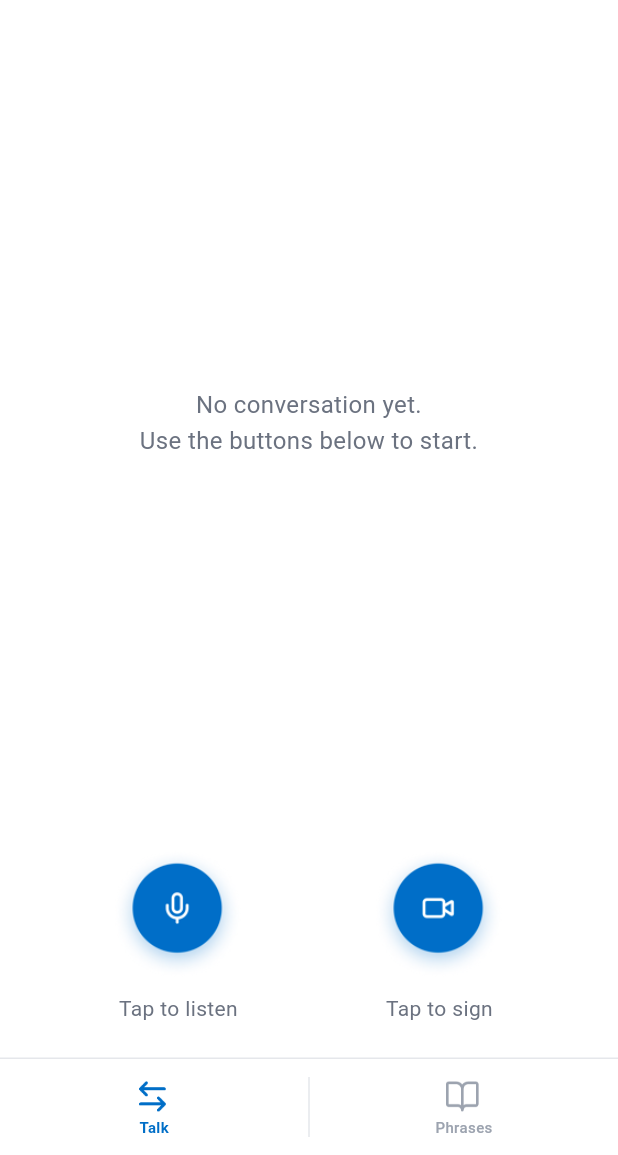
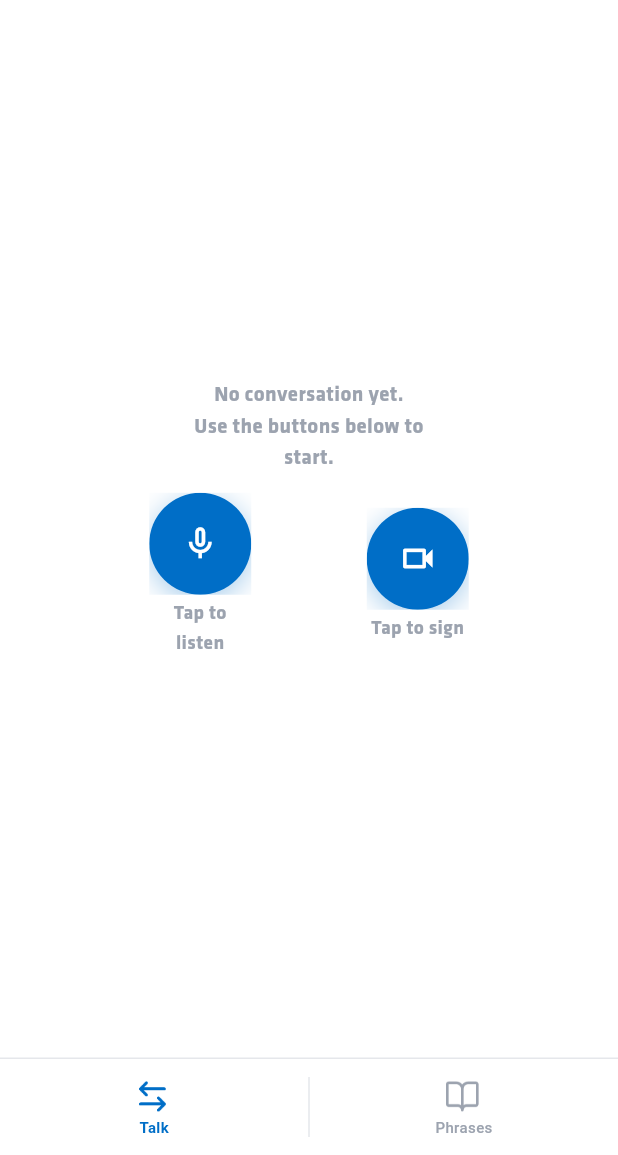
Before and after one commit to adarsh33-i/SignBridge, a Flutter app: the screen it shows after launch, on a phone screen of 412 x 824 dp, the part 81-1236 px from its top. Run offline on Flutter 3.47's test engine with Material 3 defaults, Android fonts, the light colour scheme and no system bars; our stand-ins replace flutter_svg.

Commit message:
Match Talk screen layout to Figma container specs.
Apply 14px empty state, 68px action buttons with shadow, 77px gap, and Klavika label typography.

```diff
--- a/lib/core/theme/app_colors.dart
+++ b/lib/core/theme/app_colors.dart
@@ -9,4 +9,6 @@ abstract final class AppColors {
   static const Color phraseBorder = Color(0xFFE5E7EB);
   static const Color tabInactive = Color(0xFF9CA3AF);
   static const Color emergencyRed = Color(0xFFE53935);
+  static const Color talkMutedText = Color(0xFF9CA3AF);
+  static const Color talkButtonShadow = Color(0x59006EC7);
 }
--- a/lib/core/theme/app_spacing.dart
+++ b/lib/core/theme/app_spacing.dart
@@ -31,4 +31,14 @@ abstract final class AppSpacing {
   static const double phraseTileHeight = 46;
   static const double phraseTileRadius = 16;
   static const double phraseIconGap = 12;
+
+  // Figma Talk container (375pt frame).
+  static const double talkContentPaddingTop = 12;
+  static const double talkContentPaddingH = 16;
+  static const double talkContentPaddingBottom = 8;
+  static const double talkContentInnerWidth = 343;
+  static const double talkEmptyToButtons = 12;
+  static const double talkContentInnerPaddingBottom = 16;
+  static const double talkButtonGap = 77;
+  static const double talkButtonToLabel = 3;
 }
--- a/lib/core/theme/app_typography.dart
+++ b/lib/core/theme/app_typography.dart
@@ -24,4 +24,13 @@ abstract final class AppTypography {
 
   static const double tabIcon = 24;
   static const double tabLabel = 10;
+
+  // Figma Talk container (375pt frame).
+  static const double talkEmptyText = 14;
+  static const double talkEmptyLineHeight = 21 / 14;
+  static const double talkEmptyTextWidth = 180;
+  static const double talkButtonSize = 68;
+  static const double talkButtonIcon = 26;
+  static const double talkButtonLabel = 13;
+  static const double talkButtonLabelLineHeight = 20 / 13;
 }
--- a/lib/features/home/presentation/home_screen.dart
+++ b/lib/features/home/presentation/home_screen.dart
@@ -84,23 +84,52 @@ class _HomeScreenState extends State<HomeScreen> {
                 ),
               ),
               Expanded(
-                child: Center(
-                  child: Padding(
-                    padding: const EdgeInsets.symmetric(horizontal: 32),
-                    child: Text(
-                      content.emptyStateMessage,
-                      textAlign: TextAlign.center,
-                      style: const TextStyle(
-                        fontSize: 16,
-                        height: 1.5,
-                        color: AppColors.textSecondary,
+                child: Padding(
+                  padding: const EdgeInsets.fromLTRB(
+                    AppSpacing.talkContentPaddingH,
+                    AppSpacing.talkContentPaddingTop,
+                    AppSpacing.talkContentPaddingH,
+                    AppSpacing.talkContentPaddingBottom,
+                  ),
+                  child: Center(
+                    child: SizedBox(
+                      width: AppSpacing.talkContentInnerWidth,
+                      child: Column(
+                        mainAxisAlignment: MainAxisAlignment.center,
+                        children: [
+                          Padding(
+                            padding: const EdgeInsets.only(
+                              bottom: AppSpacing.talkContentInnerPaddingBottom,
+                            ),
+                            child: Column(
+                              children: [
+                                SizedBox(
+                                  width: AppTypography.talkEmptyTextWidth,
+                                  child: Text(
+                                    content.emptyStateMessage,
+                                    textAlign: TextAlign.center,
+                                    style: const TextStyle(
+                                      fontFamily: 'Klavika',
+                                      fontWeight: FontWeight.w400,
+                                      fontSize: AppTypography.talkEmptyText,
+                                      height: AppTypography.talkEmptyLineHeight,
+                                      color: AppColors.talkMutedText,
+                                    ),
+                                  ),
+                                ),
+                                const SizedBox(
+                                  height: AppSpacing.talkEmptyToButtons,
+                                ),
+                                const _TalkActionButtons(),
+                              ],
+                            ),
+                          ),
+                        ],
                       ),
                     ),
                   ),
                 ),
               ),
-              const _TalkActionButtons(),
-              const SizedBox(height: 24),
             ],
           ),
           if (_languageMenuOpen)
@@ -296,23 +325,69 @@ class _TalkActionButtons extends StatelessWidget {
 
   @override
   Widget build(BuildContext context) {
-    return Padding(
-      padding: const EdgeInsets.symmetric(horizontal: 48),
-      child: Row(
+    return Row(
+      mainAxisAlignment: MainAxisAlignment.center,
+      children: const [
+        _TalkActionButton(
+          icon: Icons.mic_none_outlined,
+          label: 'Tap to listen',
+        ),
+        SizedBox(width: AppSpacing.talkButtonGap),
+        _TalkActionButton(icon: Icons.videocam_outlined, label: 'Tap to sign'),
+      ],
+    );
+  }
+}
+
+class _TalkActionButton extends StatelessWidget {
+  const _TalkActionButton({required this.icon, required this.label});
+
+  final IconData icon;
+  final String label;
+
+  @override
+  Widget build(BuildContext context) {
+    return SizedBox(
+      width: AppTypography.talkButtonSize,
+      child: Column(
         children: [
-          Expanded(
-            child: _TalkActionButton(
-              asset: 'assets/home/btn_listen.png',
-              label: 'Tap to listen',
+          Material(
+            color: Colors.transparent,
+            child: InkWell(
               onTap: () {},
+              customBorder: const CircleBorder(),
+              child: Ink(
+                decoration: const BoxDecoration(
+                  color: AppColors.splashBlue,
+                  shape: BoxShape.circle,
+                  boxShadow: [
+                    BoxShadow(
+                      color: AppColors.talkButtonShadow,
+                      blurRadius: 16,
+                      offset: Offset(0, 4),
+                    ),
+                  ],
+                ),
+                width: AppTypography.talkButtonSize,
+                height: AppTypography.talkButtonSize,
+                child: Icon(
+                  icon,
+                  size: AppTypography.talkButtonIcon,
+                  color: AppColors.white,
+                ),
+              ),
             ),
           ),
-          const SizedBox(width: 32),
-          Expanded(
-            child: _TalkActionButton(
-              asset: 'assets/home/btn_sign.png',
-              label: 'Tap to sign',
-              onTap: () {},
+          const SizedBox(height: AppSpacing.talkButtonToLabel),
+          Text(
+            label,
+            textAlign: TextAlign.center,
+            style: const TextStyle(
+              fontFamily: 'Klavika',
+              fontWeight: FontWeight.w400,
+              fontSize: AppTypography.talkButtonLabel,
+              height: AppTypography.talkButtonLabelLineHeight,
+              color: AppColors.talkMutedText,
             ),
           ),
         ],
@@ -320,37 +395,3 @@ class _TalkActionButtons extends StatelessWidget {
     );
   }
 }
-
-class _TalkActionButton extends StatelessWidget {
-  const _TalkActionButton({
-    required this.asset,
-    required this.label,
-    required this.onTap,
-  });
-
-  final String asset;
-  final String label;
-  final VoidCallback onTap;
-
-  @override
-  Widget build(BuildContext context) {
-    return Column(
-      children: [
-        GestureDetector(
-          onTap: onTap,
-          child: Image.asset(asset, width: 88, height: 88, fit: BoxFit.contain),
-        ),
-        const SizedBox(height: 12),
-        Text(
-          label,
-          textAlign: TextAlign.center,
-          style: const TextStyle(
-            fontSize: 14,
-            color: AppColors.textSecondary,
-            height: 1.2,
-          ),
-        ),
-      ],
-    );
-  }
-}
```
